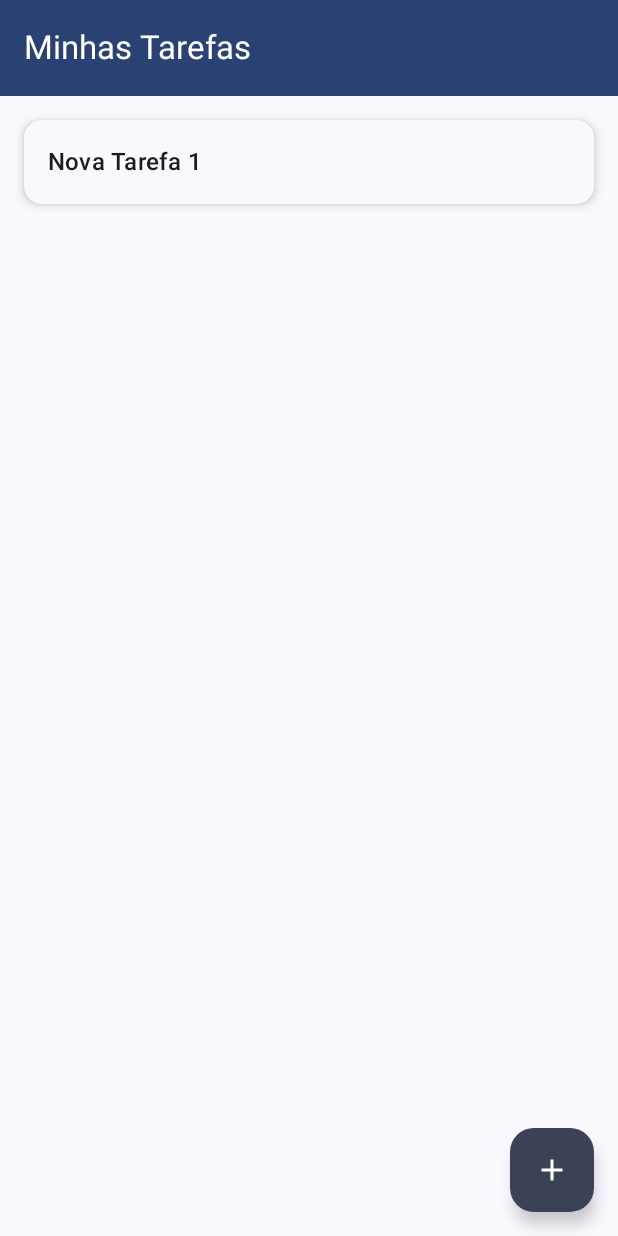
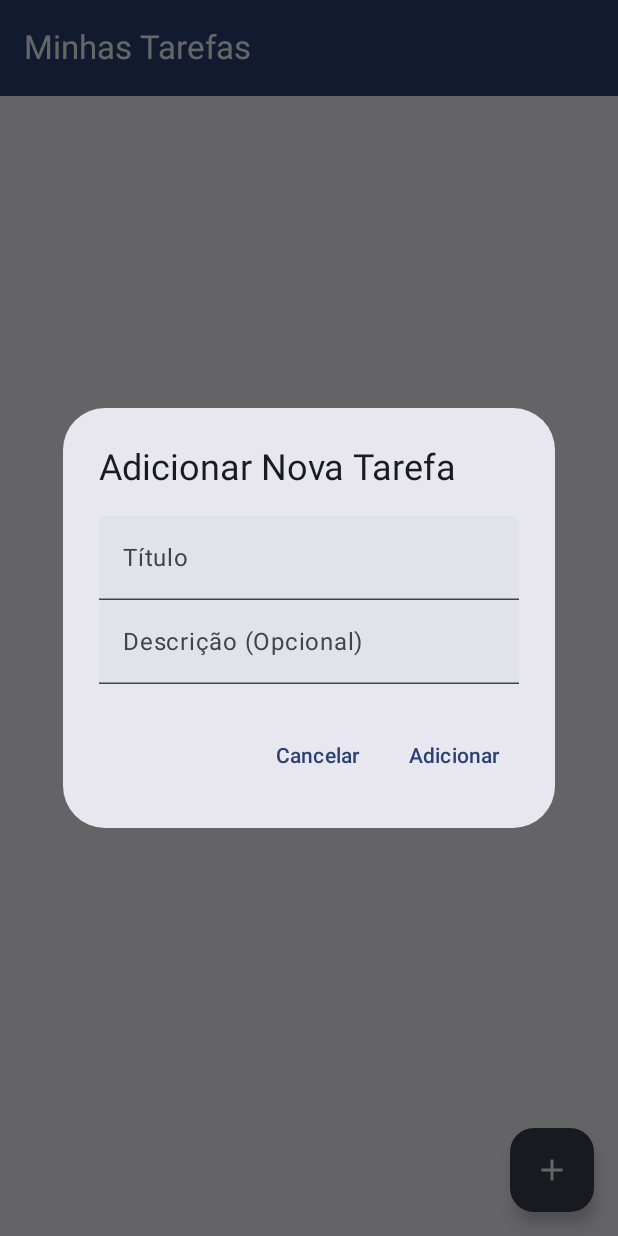
Before and after one commit to rbfelicio/android-todo-tasks, an Android app built with Jetpack Compose: the screen it shows after launch (MainActivity), after a tap on "Adicionar nova tarefa", on a phone screen of 412 x 824 dp. Run offline under Robolectric (Android 15) with nearby library versions, the phone set to English and light mode, and no system bars.

Commit message:
Add AddTaskDialog.kt and change the FAB's onClick action

```diff
--- a/app/src/main/java/com/rbfelicio/todotasks/MainActivity.kt
+++ b/app/src/main/java/com/rbfelicio/todotasks/MainActivity.kt
@@ -32,6 +32,7 @@ import androidx.compose.ui.Alignment
 import androidx.compose.ui.Modifier
 import androidx.compose.ui.tooling.preview.Preview
 import androidx.compose.ui.unit.dp
+import com.rbfelicio.todotasks.components.AddTaskDialog
 import com.rbfelicio.todotasks.ui.theme.ToDoTasksTheme
 
 data class Task(
@@ -57,6 +58,7 @@ class MainActivity : ComponentActivity() {
 fun TodoListApp() {
     // Estado para armazenar a lista de tarefas (inicialmente vazia)
     var tasks by remember { mutableStateOf(emptyList<Task>()) }
+    var showDialog by remember { mutableStateOf(false) }
 
     Scaffold(
         topBar = {
@@ -71,10 +73,7 @@ fun TodoListApp() {
         floatingActionButton = {
             FloatingActionButton(
                 onClick = {
-                    // Lógica para adicionar uma nova tarefa (será implementada depois)
-                    // Por enquanto, vamos adicionar uma tarefa de exemplo:
-                    val newTaskId = (tasks.maxOfOrNull { it.id } ?: 0) + 1
-                    tasks = tasks + Task(id = newTaskId, title = "Nova Tarefa $newTaskId")
+                  showDialog = true
                 },
                 containerColor = MaterialTheme.colorScheme.secondary,
                 contentColor = MaterialTheme.colorScheme.onSecondary
@@ -92,6 +91,22 @@ fun TodoListApp() {
                 EmptyTasksView()
             } else {
                 TaskList(tasks = tasks)
+            }
+
+            if (showDialog) {
+                AddTaskDialog(
+                    onDismissRequest = { showDialog = false },
+                    onConfirmClick = { title, description ->
+                        val newTaskId = (tasks.maxOfOrNull { it.id } ?: 0) + 1
+                        val newTask = Task(
+                            id = newTaskId,
+                            title = title,
+                            description = description.ifBlank { null }
+                        )
+                        tasks = tasks + newTask
+                        showDialog = false
+                    }
+                )
             }
         }
     }
@@ -141,11 +156,13 @@ fun TaskItem(task: Task) {
 @Composable
 fun EmptyTasksView() {
     Box(
-        modifier = Modifier.fillMaxSize(),
+        modifier = Modifier
+            .fillMaxSize()
+            .padding(16.dp),
         contentAlignment = Alignment.Center
     ) {
         Text(
-            text = "Você não possui atividades. Comece criando uma agora!",
+            text = "Você não possui atividades.\nComece criando uma agora!",
             style = MaterialTheme.typography.bodyLarge,
             color = MaterialTheme.colorScheme.onBackground.copy(alpha = 0.6f) // Cor um pouco mais clara
         )
--- /dev/null
+++ b/app/src/main/java/com/rbfelicio/todotasks/components/AddTaskDialog.kt
@@ -0,0 +1,57 @@
+package com.rbfelicio.todotasks.components
+
+import androidx.compose.foundation.layout.Column
+import androidx.compose.material3.AlertDialog
+import androidx.compose.material3.Text
+import androidx.compose.material3.TextButton
+import androidx.compose.material3.TextField
+import androidx.compose.runtime.Composable
+import androidx.compose.runtime.getValue
+import androidx.compose.runtime.mutableStateOf
+import androidx.compose.runtime.remember
+import androidx.compose.runtime.setValue
+
+@Composable
+fun AddTaskDialog(
+    onDismissRequest: () -> Unit,
+    onConfirmClick: (title: String, description: String) -> Unit
+) {
+    var title by remember { mutableStateOf("") }
+    var description by remember { mutableStateOf("") }
+
+    AlertDialog(
+        onDismissRequest = onDismissRequest,
+        title = { Text("Adicionar Nova Tarefa") },
+        text = {
+            Column {
+                TextField(
+                    value = title,
+                    onValueChange = { title = it },
+                    label = { Text("Título") },
+                    singleLine = true
+                )
+                TextField(
+                    value = description,
+                    onValueChange = { description = it },
+                    label = { Text("Descrição (Opcional)") }
+                )
+            }
+        },
+        confirmButton = {
+            TextButton(
+                onClick = {
+                    if (title.isNotBlank()) { // Adiciona apenas se o título não estiver vazio
+                        onConfirmClick(title, description)
+                    }
+                }
+            ) {
+                Text("Adicionar")
+            }
+        },
+        dismissButton = {
+            TextButton(onClick = onDismissRequest) {
+                Text("Cancelar")
+            }
+        }
+    )
+}
```
